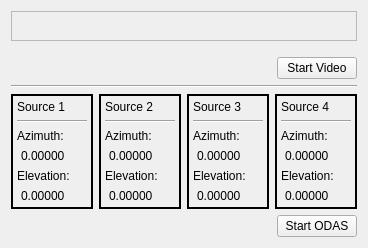
Before: the Qt Designer form src/app/gui/odas_live.ui in introlab/rendezvous, drawn with Qt 5.
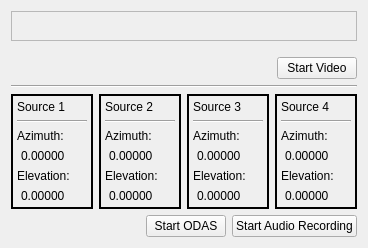
After: the same form once the commit is applied.

Diff of the .ui file:
```diff
--- a/src/app/gui/odas_live.ui
+++ b/src/app/gui/odas_live.ui
@@ -454,6 +454,19 @@
          </property>
         </widget>
        </item>
+       <item>
+        <widget class="QPushButton" name="btnStartStopAudioRecord">
+         <property name="text">
+          <string>Start Audio Recording</string>
+         </property>
+         <property name="checkable">
+          <bool>false</bool>
+         </property>
+         <property name="checked">
+          <bool>false</bool>
+         </property>
+        </widget>
+       </item>
       </layout>
      </item>
     </layout>
```
